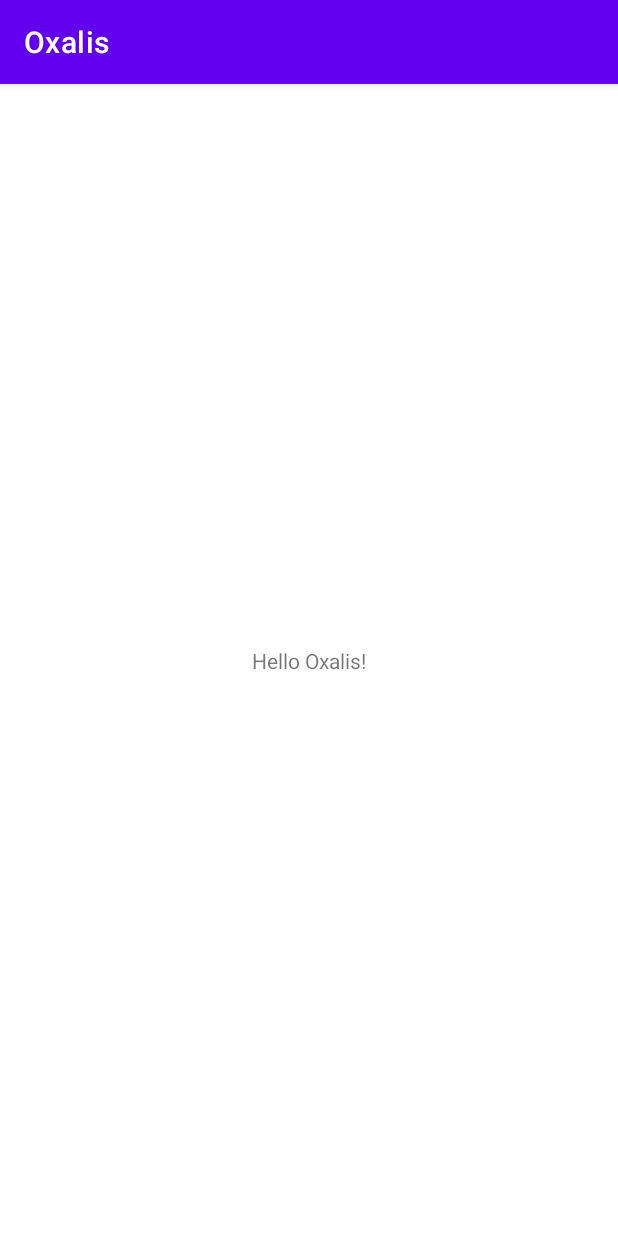
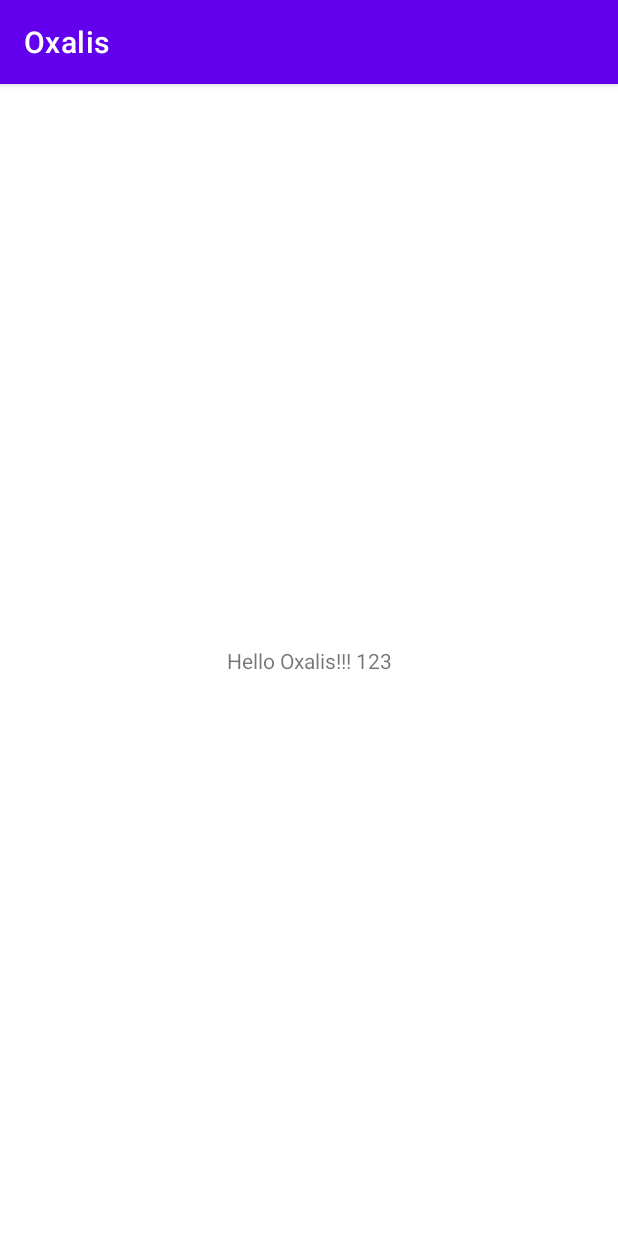
Before and after one commit to lelong1210/Oxalis, an Android app: the screen it shows after launch (MainActivity), on a phone screen of 412 x 824 dp. Run offline under Robolectric (Android 15) with nearby library versions, the phone set to English and light mode, and no system bars.

Commit message:
Update activity_main.xml

```diff
--- a/app/src/main/res/layout/activity_main.xml
+++ b/app/src/main/res/layout/activity_main.xml
@@ -9,7 +9,7 @@
     <TextView
         android:layout_width="wrap_content"
         android:layout_height="wrap_content"
-        android:text="Hello Oxalis!"
+        android:text="Hello Oxalis!!! 123"
         app:layout_constraintBottom_toBottomOf="parent"
         app:layout_constraintLeft_toLeftOf="parent"
         app:layout_constraintRight_toRightOf="parent"
```
